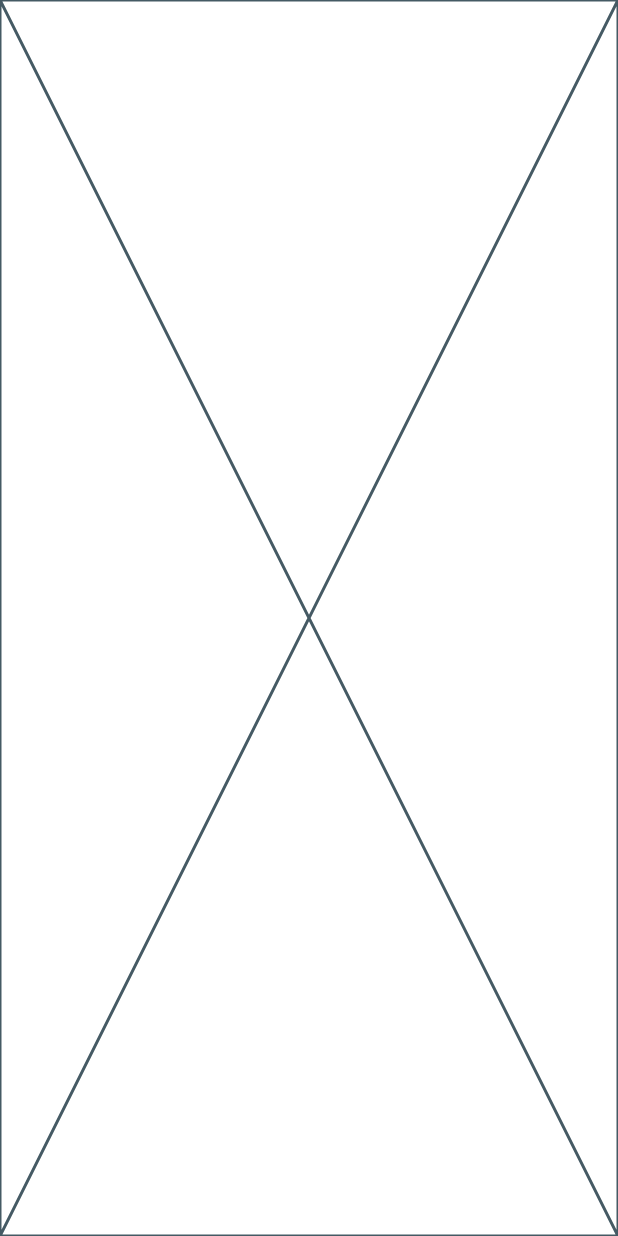
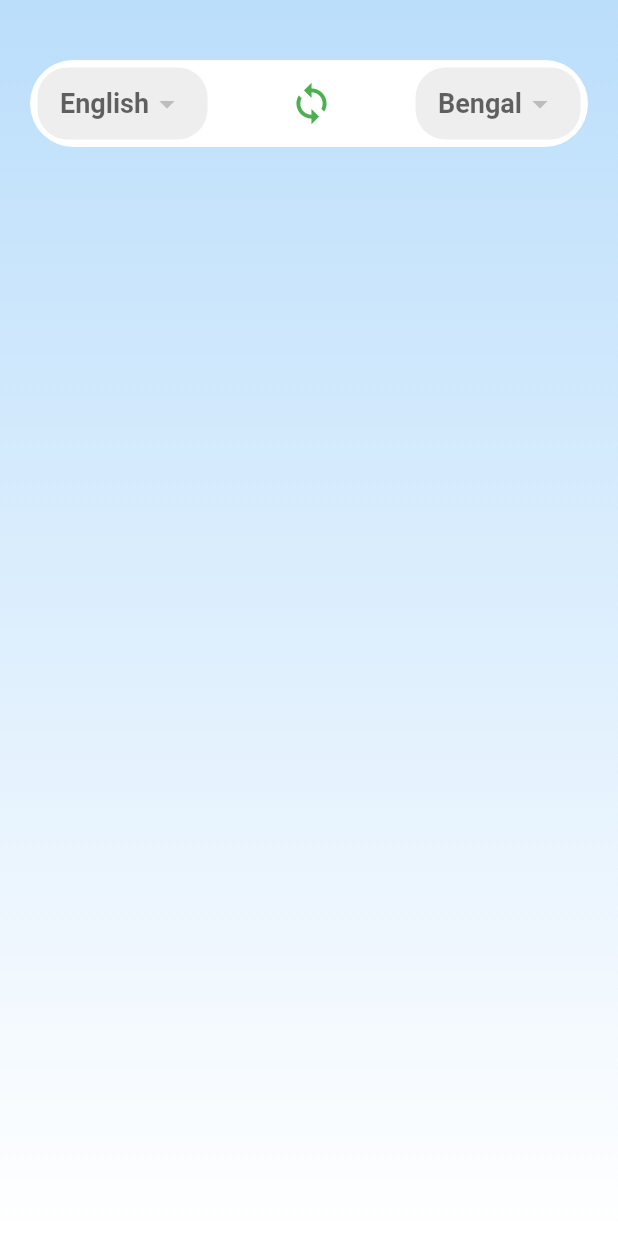
Before and after one commit to masud51435/translator_app, a Flutter app: the screen it shows after launch, on a phone screen of 412 x 824 dp. Run offline on Flutter 3.47's test engine with Material 3 defaults, Android fonts, the phone set to English and light mode, and no system bars; our stand-ins replace gap, get, google_fonts.

Commit message:
added top laguage choose buttton section

```diff
--- /dev/null
+++ b/lib/common/custom_dropdown_button.dart
@@ -0,0 +1,37 @@
+import 'package:flutter/material.dart';
+
+class CustomDropDownButton extends StatelessWidget {
+  const CustomDropDownButton({
+    super.key,
+    required this.text,
+    required this.item,
+    required this.onChange,
+  });
+
+  final String text;
+  final List<DropdownMenuItem<Object?>>? item;
+  final void Function(Object?)? onChange;
+
+  @override
+  Widget build(BuildContext context) {
+    return Container(
+      padding: const EdgeInsets.symmetric(
+        horizontal: 15,
+      ),
+      decoration: BoxDecoration(
+        color: Colors.grey.shade200,
+        borderRadius: BorderRadius.circular(20),
+      ),
+      child: DropdownButton<Object?>(
+        hint: Text(text),
+        underline: const SizedBox(),
+        style: const TextStyle(
+          fontSize: 18,
+          fontWeight: FontWeight.w600,
+        ),
+        items: item,
+        onChanged: onChange,
+      ),
+    );
+  }
+}
--- a/lib/screen/home_page/home_page.dart
+++ b/lib/screen/home_page/home_page.dart
@@ -1,10 +1,38 @@
 import 'package:flutter/material.dart';
+import 'package:gap/gap.dart';
+import 'package:get/get.dart';
+import 'widgets/top_language_section.dart';
 
 class HomePage extends StatelessWidget {
   const HomePage({super.key});
 
   @override
   Widget build(BuildContext context) {
-    return const Placeholder();
+    return Scaffold(
+      body: Container(
+        height: Get.height,
+        width: Get.width,
+        decoration: BoxDecoration(
+          gradient: LinearGradient(
+            begin: Alignment.topCenter,
+            end: Alignment.bottomCenter,
+            colors: [
+              Colors.blue.shade100,
+              Colors.white,
+            ],
+          ),
+        ),
+        child: SingleChildScrollView(
+          padding: const EdgeInsets.symmetric(horizontal: 20, vertical: 40),
+          child: Column(
+            children: [
+              TopLanguageSection(),
+              Gap(20),
+
+            ],
+          ),
+        ),
+      ),
+    );
   }
 }
--- /dev/null
+++ b/lib/screen/home_page/widgets/top_language_section.dart
@@ -0,0 +1,43 @@
+import 'package:flutter/material.dart';
+
+import '../../../common/custom_dropdown_button.dart';
+
+class TopLanguageSection extends StatelessWidget {
+  const TopLanguageSection({
+    super.key,
+  });
+
+  @override
+  Widget build(BuildContext context) {
+    return Container(
+      padding: const EdgeInsets.all(5),
+      decoration: BoxDecoration(
+        color: Colors.white,
+        borderRadius: BorderRadius.circular(40),
+      ),
+      child: Row(
+        mainAxisAlignment: MainAxisAlignment.spaceBetween,
+        children: [
+          CustomDropDownButton(
+            text: 'English',
+            item: [],
+            onChange: (value) {},
+          ),
+          IconButton(
+            onPressed: () {},
+            icon: const Icon(
+              Icons.loop,
+              size: 30,
+              color: Colors.green,
+            ),
+          ),
+          CustomDropDownButton(
+            text: 'Bengal',
+            item: [],
+            onChange: (value) {},
+          ),
+        ],
+      ),
+    );
+  }
+}
--- a/pubspec.yaml
+++ b/pubspec.yaml
@@ -38,6 +38,7 @@ dependencies:
   get: ^4.6.6
   google_fonts: ^6.2.1
   translator: ^1.0.0
+  gap: ^3.0.1
 
 dev_dependencies:
   flutter_test:
```
Also changed, not shown: pubspec.lock.
